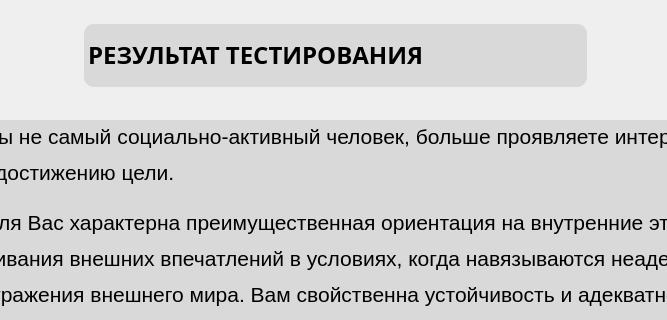
Qt form ui/auth/UserResultTorstonWidget.ui (xamlo721/PsychologyTestApp) before a commit; both pictures show x 160 to 827 and y 0 to 320 of the 1000 by 600 pixel window.
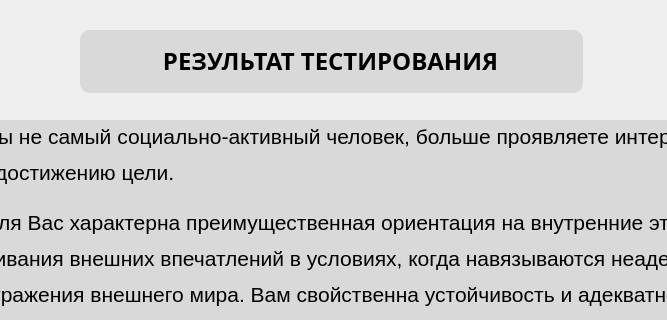
The same form after that commit. Icons and pictures are not drawn.

```diff
--- a/ui/auth/UserResultTorstonWidget.ui
+++ b/ui/auth/UserResultTorstonWidget.ui
@@ -43,64 +43,6 @@
     <number>0</number>
    </property>
   </widget>
-  <widget class="QWidget" name="Title" native="true">
-   <property name="geometry">
-    <rect>
-     <x>244</x>
-     <y>24</y>
-     <width>503</width>
-     <height>63</height>
-    </rect>
-   </property>
-   <property name="font">
-    <font>
-     <family>Montserrat Medium</family>
-     <pointsize>16</pointsize>
-    </font>
-   </property>
-   <property name="styleSheet">
-    <string notr="true">QWidget {
-	border-radius: 10px;
-	background-color:rgba(217, 217, 217, 1);
-}</string>
-   </property>
-   <widget class="QTextEdit" name="YourResult_2">
-    <property name="enabled">
-     <bool>false</bool>
-    </property>
-    <property name="geometry">
-     <rect>
-      <x>0</x>
-      <y>10</y>
-      <width>501</width>
-      <height>51</height>
-     </rect>
-    </property>
-    <property name="font">
-     <font>
-      <family>Montserrat Medium</family>
-      <pointsize>18</pointsize>
-      <weight>75</weight>
-      <bold>true</bold>
-     </font>
-    </property>
-    <property name="styleSheet">
-     <string notr="true">color: rgb(0, 0, 0);</string>
-    </property>
-    <property name="markdown">
-     <string>**РЕЗУЛЬТАТ ТЕСТИРОВАНИЯ**
-
-</string>
-    </property>
-    <property name="html">
-     <string>&lt;!DOCTYPE HTML PUBLIC &quot;-//W3C//DTD HTML 4.0//EN&quot; &quot;http://www.w3.org/TR/REC-html40/strict.dtd&quot;&gt;
-&lt;html&gt;&lt;head&gt;&lt;meta name=&quot;qrichtext&quot; content=&quot;1&quot; /&gt;&lt;style type=&quot;text/css&quot;&gt;
-p, li { white-space: pre-wrap; }
-&lt;/style&gt;&lt;/head&gt;&lt;body style=&quot; font-family:'Montserrat Medium'; font-size:18pt; font-weight:600; font-style:normal;&quot;&gt;
-&lt;p style=&quot; margin-top:12px; margin-bottom:12px; margin-left:0px; margin-right:0px; -qt-block-indent:0; text-indent:0px;&quot;&gt;РЕЗУЛЬТАТ ТЕСТИРОВАНИЯ&lt;/p&gt;&lt;/body&gt;&lt;/html&gt;</string>
-    </property>
-   </widget>
-  </widget>
   <widget class="QPushButton" name="tothemain">
    <property name="geometry">
     <rect>
@@ -195,6 +137,59 @@
     </property>
    </widget>
   </widget>
+  <widget class="QWidget" name="Title_2" native="true">
+   <property name="geometry">
+    <rect>
+     <x>240</x>
+     <y>30</y>
+     <width>503</width>
+     <height>63</height>
+    </rect>
+   </property>
+   <property name="font">
+    <font>
+     <family>Montserrat Medium</family>
+     <pointsize>16</pointsize>
+    </font>
+   </property>
+   <property name="styleSheet">
+    <string notr="true">QWidget {
+	border-radius: 10px;
+	background-color:rgba(217, 217, 217, 1);
+}</string>
+   </property>
+   <widget class="QTextEdit" name="YourResult_2">
+    <property name="enabled">
+     <bool>false</bool>
+    </property>
+    <property name="geometry">
+     <rect>
+      <x>0</x>
+      <y>10</y>
+      <width>501</width>
+      <height>51</height>
+     </rect>
+    </property>
+    <property name="font">
+     <font>
+      <family>Montserrat Medium</family>
+      <pointsize>18</pointsize>
+      <weight>75</weight>
+      <bold>true</bold>
+     </font>
+    </property>
+    <property name="styleSheet">
+     <string notr="true">color: rgb(0, 0, 0);</string>
+    </property>
+    <property name="html">
+     <string>&lt;!DOCTYPE HTML PUBLIC &quot;-//W3C//DTD HTML 4.0//EN&quot; &quot;http://www.w3.org/TR/REC-html40/strict.dtd&quot;&gt;
+&lt;html&gt;&lt;head&gt;&lt;meta name=&quot;qrichtext&quot; content=&quot;1&quot; /&gt;&lt;style type=&quot;text/css&quot;&gt;
+p, li { white-space: pre-wrap; }
+&lt;/style&gt;&lt;/head&gt;&lt;body style=&quot; font-family:'Montserrat Medium'; font-size:18pt; font-weight:600; font-style:normal;&quot;&gt;
+&lt;p align=&quot;center&quot; style=&quot; margin-top:0px; margin-bottom:0px; margin-left:0px; margin-right:0px; -qt-block-indent:0; text-indent:0px;&quot;&gt;РЕЗУЛЬТАТ ТЕСТИРОВАНИЯ&lt;/p&gt;&lt;/body&gt;&lt;/html&gt;</string>
+    </property>
+   </widget>
+  </widget>
  </widget>
  <resources/>
  <connections/>
```
